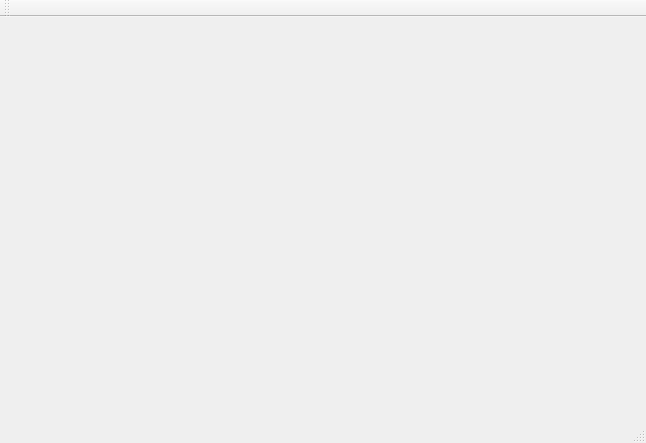
First picture: the form in DIPDemo/mainwindow.ui, repository cggos/CVStudio, before the edit.
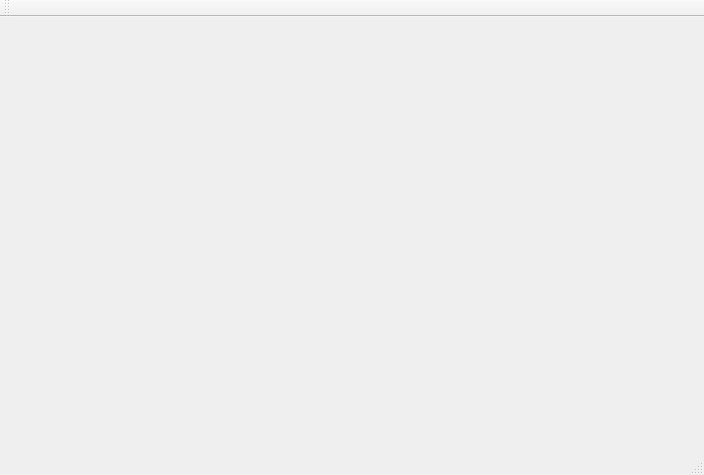
Second picture: the form after the edit.

Commit message: display image on the window

The edit to the form file:
```diff
--- a/DIPDemo/mainwindow.ui
+++ b/DIPDemo/mainwindow.ui
@@ -6,8 +6,8 @@
    <rect>
     <x>0</x>
     <y>0</y>
-    <width>646</width>
-    <height>443</height>
+    <width>704</width>
+    <height>475</height>
    </rect>
   </property>
   <property name="windowTitle">
```
Left out of the diff: 2 changed lines with no effect on the pictures. The commit also changes 3 other files.
